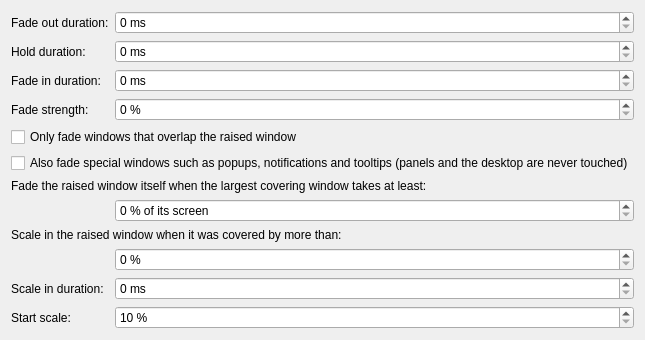
Old version of the form src/kcm/bettertransition_config.ui in the repository sirin2000/kwin-effect-better-transition.
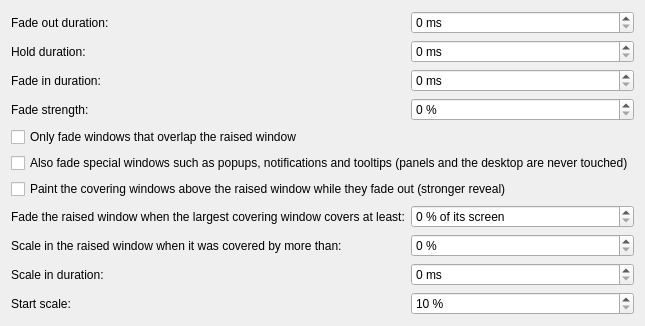
New version of the form.

Commit message: Review fixes: robustness, lifetime and config handling

What changed in the file:
```diff
--- a/src/kcm/bettertransition_config.ui
+++ b/src/kcm/bettertransition_config.ui
@@ -6,8 +6,8 @@
    <rect>
     <x>0</x>
     <y>0</y>
-    <width>520</width>
-    <height>330</height>
+    <width>560</width>
+    <height>300</height>
    </rect>
   </property>
   <layout class="QFormLayout" name="formLayout">
@@ -115,9 +115,22 @@
     </widget>
    </item>
    <item row="6" column="0" colspan="2">
-    <widget class="QLabel" name="labelLargeCovererHeader">
+    <widget class="QCheckBox" name="kcfg_ElevateCoveringWindows">
      <property name="text">
-      <string>Fade the raised window itself when the largest covering window takes at least:</string>
+      <string>Paint the covering windows above the raised window while they fade out (stronger reveal)</string>
+     </property>
+     <property name="toolTip">
+      <string>Their inactive decorations and shadows briefly cover the raised window, which can look like the window is losing focus. Leave this off if you see flicker.</string>
+     </property>
+    </widget>
+   </item>
+   <item row="7" column="0">
+    <widget class="QLabel" name="labelLargeCovererRatio">
+     <property name="text">
+      <string>Fade the raised window when the largest covering window covers at least:</string>
+     </property>
+     <property name="buddy">
+      <cstring>kcfg_LargeCovererScreenRatio</cstring>
      </property>
     </widget>
    </item>
@@ -137,14 +150,14 @@
      </property>
     </widget>
    </item>
-   <item row="8" column="0" colspan="2">
-    <widget class="QLabel" name="labelScaleInHeader">
+   <item row="8" column="0">
+    <widget class="QLabel" name="labelScaleInThreshold">
      <property name="text">
       <string>Scale in the raised window when it was covered by more than:</string>
      </property>
     </widget>
    </item>
-   <item row="9" column="1">
+   <item row="8" column="1">
     <widget class="QSpinBox" name="kcfg_ScaleInThreshold">
      <property name="suffix">
       <string> %</string>
@@ -160,14 +173,14 @@
      </property>
     </widget>
    </item>
-   <item row="10" column="0">
+   <item row="9" column="0">
     <widget class="QLabel" name="labelScaleInDuration">
      <property name="text">
       <string>Scale in duration:</string>
      </property>
     </widget>
    </item>
-   <item row="10" column="1">
+   <item row="9" column="1">
     <widget class="QSpinBox" name="kcfg_ScaleInDuration">
      <property name="suffix">
       <string> ms</string>
@@ -183,14 +196,14 @@
      </property>
     </widget>
    </item>
-   <item row="11" column="0">
+   <item row="10" column="0">
     <widget class="QLabel" name="labelScaleInStartScale">
      <property name="text">
       <string>Start scale:</string>
      </property>
     </widget>
    </item>
-   <item row="11" column="1">
+   <item row="10" column="1">
     <widget class="QSpinBox" name="kcfg_ScaleInStartScale">
      <property name="suffix">
       <string> %</string>
```
Left out of the diff: 35 changed lines with no effect on the pictures. The commit also changes 6 other files.
